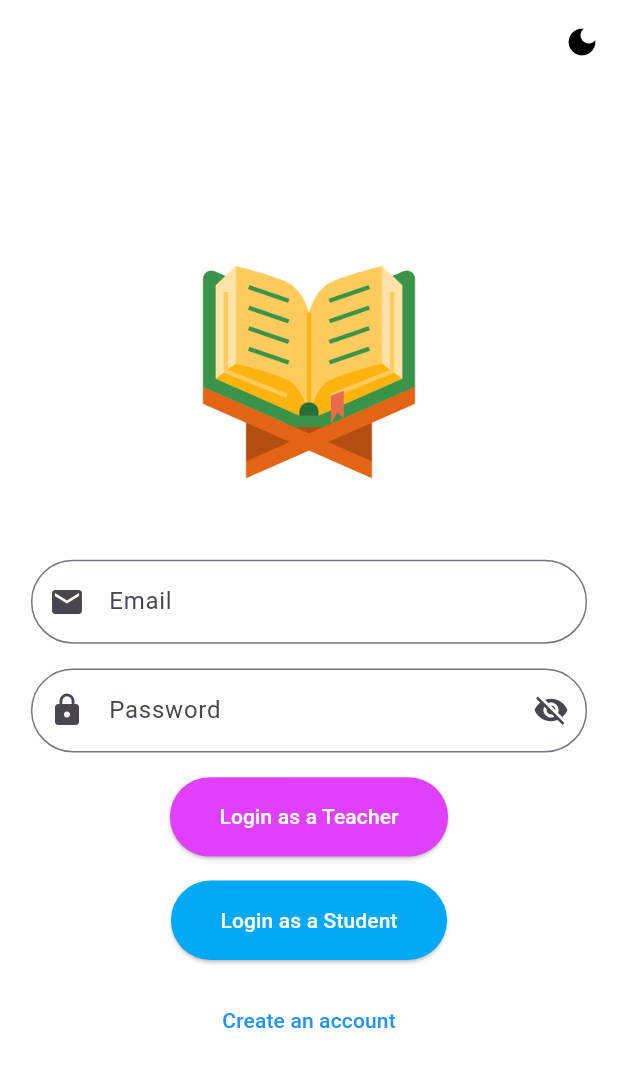
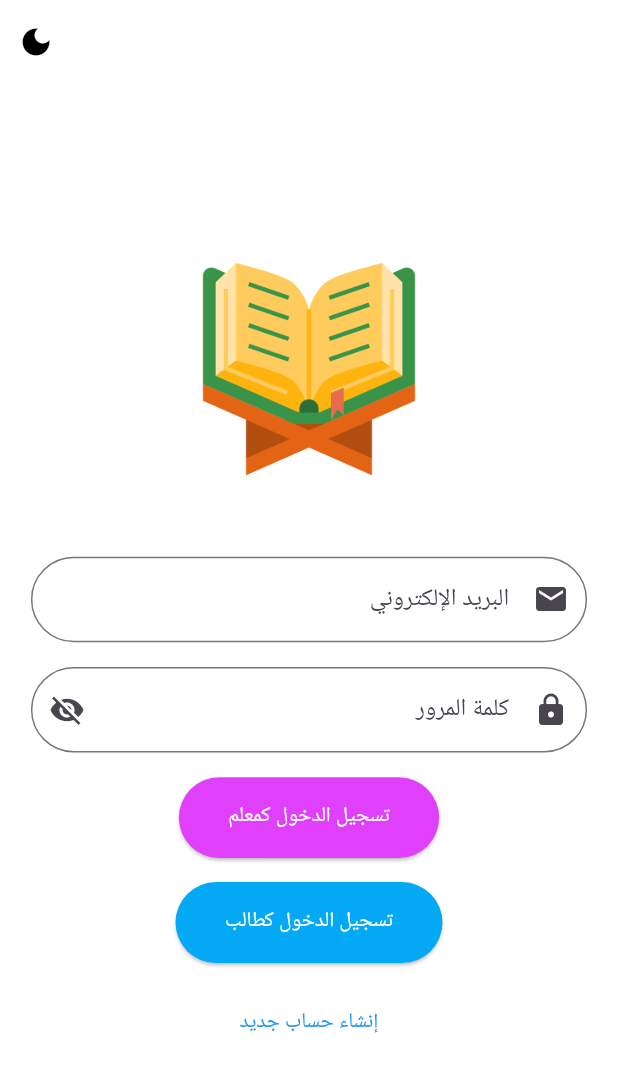
Before and after one commit to PandaX185/tahfeez_app, a Flutter app: the screen it shows after launch, on a phone screen of 412 x 824 dp. Shown: the top 1072 px of the screen. Run offline on Flutter 3.47's test engine with Material 3 defaults, Android fonts, the phone set to English and light mode, and no system bars; our stand-ins replace flutter_riverpod, riverpod_annotation; generated files the repository leaves out were written again.

Commit message:
Add localization support for Tahfeez app

```diff
--- /dev/null
+++ b/lib/l10n/app_ar.arb
@@ -0,0 +1,10 @@
+{
+  "emailHint": "أدخل بريدك الإلكتروني",
+  "emailLabel": "البريد الإلكتروني",
+  "passwordHint": "أدخل كلمة المرور",
+  "passwordLabel": "كلمة المرور",
+  "createNewAccount": "إنشاء حساب جديد",
+  "loginAsTeacher": "تسجيل الدخول كمعلم",
+  "loginAsStudent": "تسجيل الدخول كطالب",
+  "appName": "تحفيظ"
+}
--- /dev/null
+++ b/lib/l10n/app_en.arb
@@ -0,0 +1,10 @@
+{
+  "appName": "Tahfeez",
+  "emailHint": "Enter your email",
+  "emailLabel": "Email",
+  "passwordHint": "Enter your password",
+  "passwordLabel": "Password",
+  "createNewAccount": "Create an account",
+  "loginAsTeacher": "Login as a Teacher",
+  "loginAsStudent": "Login as a Student"
+}
--- a/lib/login/login_page.dart
+++ b/lib/login/login_page.dart
@@ -1,4 +1,6 @@
+import 'dart:math';
 import 'package:flutter/material.dart';
+import 'package:flutter_gen/gen_l10n/app_localizations.dart';
 import 'package:flutter_riverpod/flutter_riverpod.dart';
 import 'login_controller.dart';
 import '../config/theme.dart';
@@ -16,7 +18,8 @@ class LoginPage extends ConsumerWidget {
     final screenSize = MediaQuery.of(context).size;
 
     return Scaffold(
-      backgroundColor: isDarkMode ? AppTheme.backgroundDark : AppTheme.backgroundLight,
+      backgroundColor:
+          isDarkMode ? AppTheme.backgroundDark : AppTheme.backgroundLight,
       appBar: AppBar(
         backgroundColor: Colors.transparent,
         elevation: 0,
@@ -48,24 +51,24 @@ class LoginPage extends ConsumerWidget {
                 children: [
                   Image.asset(
                     'assets/images/quran.png',
-                    width: screenSize.width * 0.35,
-                    height: screenSize.width * 0.35,
+                    width: min(screenSize.width * 0.35, 200),
+                    height: min(screenSize.width * 0.35, 200),
                     fit: BoxFit.contain,
                   ),
                   const SizedBox(height: 20),
                   TextField(
                     onChanged: loginController.updateEmail,
                     decoration: InputDecoration(
-                      hintText: 'Enter your email',
-                      labelText: 'Email',
+                      hintText: AppLocalizations.of(context)!.emailHint,
+                      labelText: AppLocalizations.of(context)!.emailLabel,
                       prefixIcon: Icon(Icons.email),
                     ),
                   ),
                   TextField(
                     onChanged: loginController.updatePassword,
                     decoration: InputDecoration(
-                      hintText: 'Enter your password',
-                      labelText: 'Password',
+                      hintText: AppLocalizations.of(context)!.passwordHint,
+                      labelText: AppLocalizations.of(context)!.passwordLabel,
                       prefixIcon: const Icon(Icons.lock),
                       suffixIcon: IconButton(
                         onPressed: loginController.togglePasswordVisibility,
@@ -107,7 +110,8 @@ class LoginPage extends ConsumerWidget {
                         style: TextButton.styleFrom(
                           foregroundColor: Colors.blue,
                         ),
-                        child: const Text('Create an account'),
+                        child: Text(
+                            AppLocalizations.of(context)!.createNewAccount),
                       ),
                     ],
                   ),
@@ -140,19 +144,19 @@ class LoginPage extends ConsumerWidget {
                 }
               },
         style: ElevatedButton.styleFrom(
-          backgroundColor: isDarkMode ? AppTheme.primaryDark : AppTheme.primaryLight,
+          backgroundColor:
+              isDarkMode ? AppTheme.primaryDark : AppTheme.primaryLight,
           foregroundColor: Colors.white,
           padding: EdgeInsets.symmetric(
-            horizontal: screenSize.width * 0.08,
+            horizontal: min(screenSize.width * 0.08, 50),
             vertical: screenSize.height * 0.02,
           ),
         ),
         child: loginState.isTeacherLoading
             ? const CircularProgressIndicator(color: Colors.white)
-            : const Text('Login as a Teacher'),
+            : Text(AppLocalizations.of(context)!.loginAsTeacher),
       ),
-      if (screenSize.width <= 600)
-        const SizedBox(height: 16),
+      if (screenSize.width <= 600) const SizedBox(height: 16),
       ElevatedButton(
         onPressed: loginState.isStudentLoading
             ? null
@@ -163,16 +167,17 @@ class LoginPage extends ConsumerWidget {
                 }
               },
         style: ElevatedButton.styleFrom(
-          backgroundColor: isDarkMode ? AppTheme.secondaryDark : AppTheme.secondaryLight,
+          backgroundColor:
+              isDarkMode ? AppTheme.secondaryDark : AppTheme.secondaryLight,
           foregroundColor: Colors.white,
           padding: EdgeInsets.symmetric(
-            horizontal: screenSize.width * 0.08,
+            horizontal: min(screenSize.width * 0.08, 50),
             vertical: screenSize.height * 0.02,
           ),
         ),
         child: loginState.isStudentLoading
             ? const CircularProgressIndicator(color: Colors.white)
-            : const Text('Login as a Student'),
+            : Text(AppLocalizations.of(context)!.loginAsStudent),
       ),
     ];
   }
--- a/lib/main.dart
+++ b/lib/main.dart
@@ -3,6 +3,7 @@ import 'package:tahfeez_app/login/login_page.dart';
 import 'package:flutter_riverpod/flutter_riverpod.dart';
 import 'package:tahfeez_app/config/theme.dart';
 import 'package:tahfeez_app/config/theme_controller.dart';
+import 'package:flutter_gen/gen_l10n/app_localizations.dart';
 
 void main() {
   runApp(ProviderScope(child: const MyApp()));
@@ -16,6 +17,9 @@ class MyApp extends ConsumerWidget {
     final isDarkMode = ref.watch(themeControllerProvider);
 
     return MaterialApp(
+      localizationsDelegates: AppLocalizations.localizationsDelegates,
+      supportedLocales: AppLocalizations.supportedLocales,
+      locale: const Locale('ar'),
       title: 'Tahfeez',
       theme: isDarkMode ? AppTheme.darkTheme : AppTheme.lightTheme,
       debugShowCheckedModeBanner: false,
--- a/pubspec.yaml
+++ b/pubspec.yaml
@@ -36,6 +36,9 @@ dependencies:
   cupertino_icons: ^1.0.8
   flutter_riverpod: ^2.6.1
   riverpod_annotation: ^2.6.1
+  flutter_localizations:
+    sdk: flutter
+  intl:
 
 dev_dependencies:
   flutter_test:
@@ -92,3 +95,5 @@ flutter:
   #
   # For details regarding fonts from package dependencies,
   # see https://flutter.dev/to/font-from-package
+
+  generate: true
```
Also changed, not shown: pubspec.lock.
